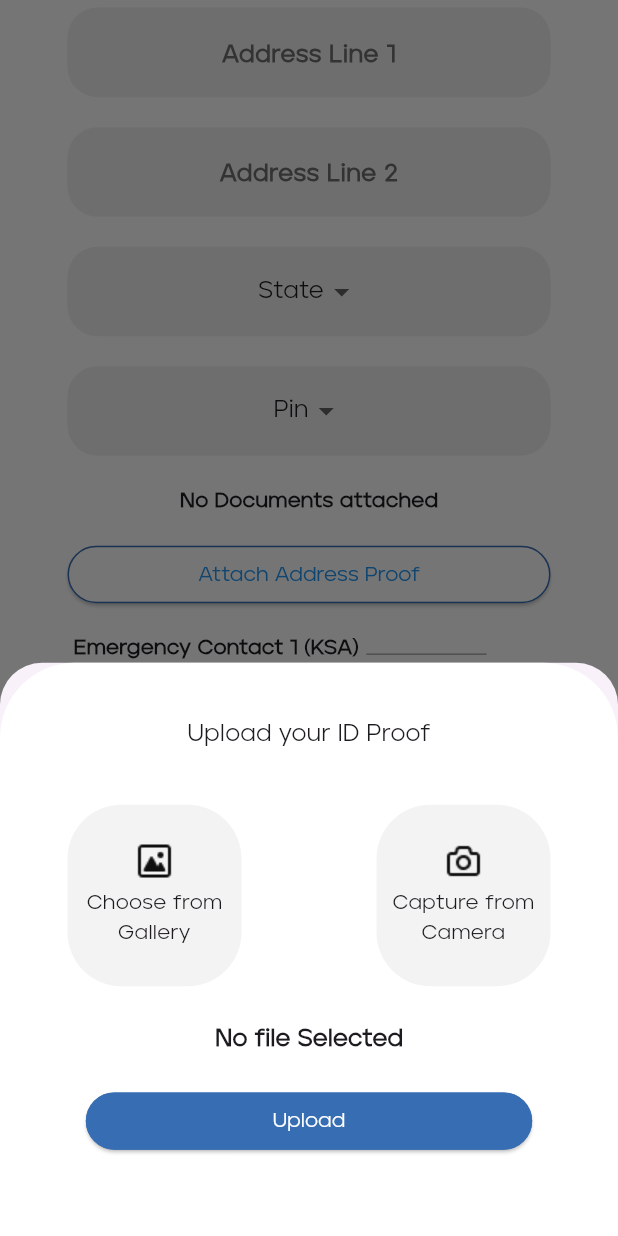
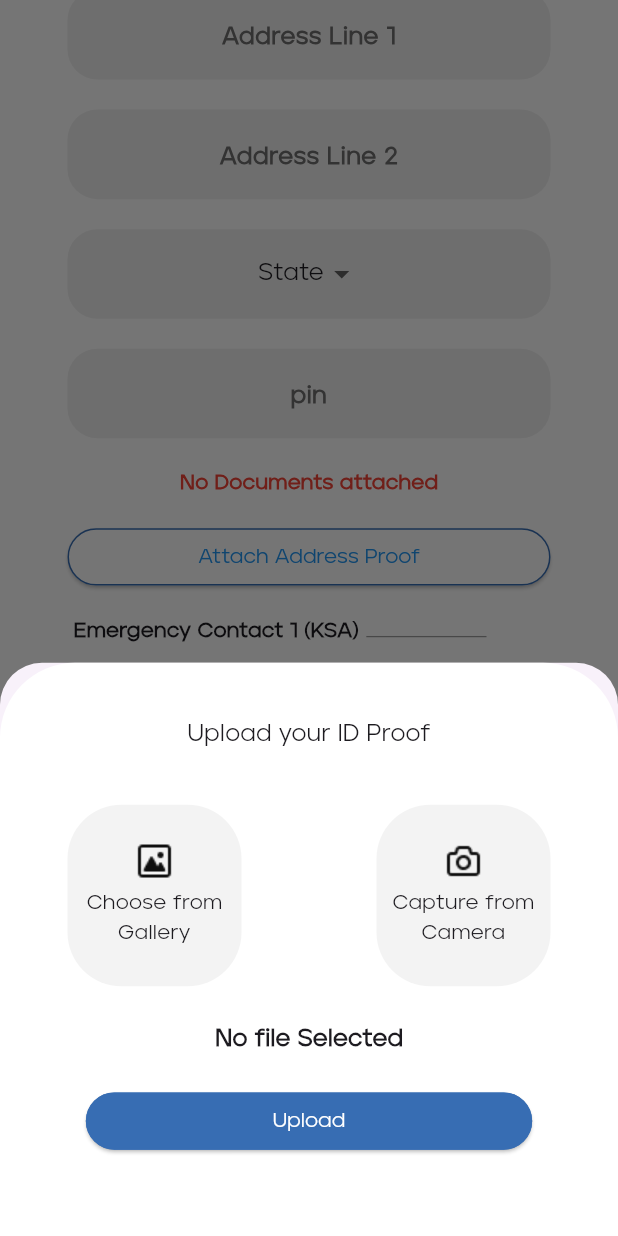
Before and after one commit to coder12e4/rtd_, a Flutter app: the RegisterScreen screen opened by its route, scrolled down 1152 dp, after a tap on "Attach Address Proof", on a phone screen of 412 x 824 dp. Run offline on Flutter 3.47's test engine with Material 2 defaults, Android fonts, the phone set to English and light mode, and no system bars; our stand-ins replace flutter_screenutil, flutter_svg, get, image_picker, shared_preferences; missing offline and left inert: awesome_circular_chart; accounts and stored records are empty; network calls fail.

Commit message:
Registration tody's commit

```diff
--- /dev/null
+++ b/lib/backend/model/bloodgroup_model.dart
@@ -0,0 +1,53 @@
+// To parse this JSON data, do
+//
+//     final getAllStates = getAllStatesFromJson(jsonString);
+
+import 'dart:convert';
+
+GetAllBoodGroup getAllStatesFromJson(String str) => GetAllBoodGroup.fromJson(json.decode(str));
+
+String getAllStatesToJson(GetAllBoodGroup data) => json.encode(data.toJson());
+
+class GetAllBoodGroup {
+    List<BloodGroup> data;
+
+    GetAllBoodGroup({
+        required this.data,
+    });
+
+    factory GetAllBoodGroup.fromJson(Map<String, dynamic> json) => GetAllBoodGroup(
+        data: List<BloodGroup>.from(json["data"].map((x) => BloodGroup.fromJson(x))),
+    );
+
+    Map<String, dynamic> toJson() => {
+        "data": List<dynamic>.from(data.map((x) => x.toJson())),
+    };
+}
+
+class BloodGroup {
+    int id;
+    String groupName;
+    dynamic createdAt;
+    dynamic updatedAt;
+
+    BloodGroup({
+        required this.id,
+        required this.groupName,
+        required this.createdAt,
+        required this.updatedAt,
+    });
+
+    factory BloodGroup.fromJson(Map<String, dynamic> json) => BloodGroup(
+        id: json["id"],
+        groupName: json["group_name"],
+        createdAt: json["created_at"],
+        updatedAt: json["updated_at"],
+    );
+
+    Map<String, dynamic> toJson() => {
+        "id": id,
+        "group_name": groupName,
+        "created_at": createdAt,
+        "updated_at": updatedAt,
+    };
+}
--- a/lib/backend/parser/sighnup_parser.dart
+++ b/lib/backend/parser/sighnup_parser.dart
@@ -12,7 +12,8 @@ class SignUpParser {
       {required this.sharedPreferencesManager, required this.apiService});
 
   Future<Response> uploadImage(
-    XFile data,
+    XFile data1,
+    XFile data2,
     // XFile data2,
     name,
     email,
@@ -32,7 +33,7 @@ class SignUpParser {
   ) async {
     return await apiService.uploadFiles(
       Constants().baseUrl + Constants().register,
-      [MultipartBody('image', data)],
+      [MultipartBody('document_proof_india', data1),MultipartBody('document_proof_ksa', data2)],
       name,
       email,
       password,
@@ -44,18 +45,22 @@ class SignUpParser {
       iaddress2,
       iState,
       iPin,
-    // idoc,
+
       kAddress1,
       kAddress2,
       kState,
       kPin,
-
     );
   }
 
   Future<Response> getStates() async {
     return await apiService
         .getPublic(Constants().baseUrl + Constants().getAllStates);
+  }
+
+  Future<Response> getBloodGroup() async {
+    return await apiService
+        .getPublic(Constants().baseUrl + Constants().getAllBloodGroup );
   }
 
   Future<void> saveToken(key, token) async {
--- a/lib/controller/authentication/auth.dart
+++ b/lib/controller/authentication/auth.dart
@@ -1,12 +1,13 @@
-import 'dart:convert';
 import 'dart:developer';
 
 import 'package:flutter/material.dart';
 import 'package:get/get.dart';
 import 'package:image_picker/image_picker.dart';
 import 'package:rtd_project/backend/api/handler.dart';
+import 'package:rtd_project/backend/model/bloodgroup_model.dart';
 import 'package:rtd_project/backend/model/states_model.dart';
 import 'package:rtd_project/backend/parser/sighnup_parser.dart';
+import 'package:rtd_project/core/color/colors.dart';
 import 'package:rtd_project/util/theme.dart';
 import 'package:rtd_project/util/toast.dart';
 import 'package:rtd_project/view/profile_screen/profile_edit_screen/profile_edit_screen.dart';
@@ -19,11 +20,15 @@ class RegisterController extends GetxController implements GetxService {
   Rx<XFile?> ksaDoc = Rx<XFile?>(null);
   Rx<XFile?> indianDoc = Rx<XFile?>(null);
 
-  // @override
-  // void onInit() {
-  //   getStates();
-  //   super.onInit();
-  // }
+  @override
+  void onInit() {
+    getStates();
+    getAllBloodGroup();
+    statesList = allStates;
+    _dropdownMenuItems = buildDropDownMenuItems(statesList!);
+    // selectedItem != null ? dropdownMenuItems[0].value : null;
+    super.onInit();
+  }
 
   final TextEditingController nameRegController = TextEditingController();
   final TextEditingController emailRegController = TextEditingController();
@@ -79,11 +84,21 @@ class RegisterController extends GetxController implements GetxService {
   final TextEditingController vehMoedelController = TextEditingController();
   final TextEditingController vehTypeController = TextEditingController();
   final TextEditingController vehCompanyController = TextEditingController();
-  XFile? _selectedImage;
+  final TextEditingController pinController1 = TextEditingController();
+  final TextEditingController pinController2 = TextEditingController();
+  // XFile? _selectedImage;
   String? cover;
   final gallery = [];
   List<States> _allStates = <States>[];
   List<States> get allStates => _allStates;
+  List<BloodGroup> _getAllbloodGroup = <BloodGroup>[];
+  List<BloodGroup> get getAllbloodGroup => _getAllbloodGroup;
+  String? statesName;
+  List<States>? statesList;
+  Rx<States?> selectedItem = Rx<States?>(null);
+  List<DropdownMenuItem<States>> _dropdownMenuItems =
+      <DropdownMenuItem<States>>[];
+  List<DropdownMenuItem<States>> get dropdownMenuItems => _dropdownMenuItems;
   Future<XFile?> pickImage(ImageSource source) async {
     return await picker.pickImage(source: source);
   }
@@ -183,15 +198,34 @@ class RegisterController extends GetxController implements GetxService {
   //   }
   // }
 
-  Future<void> onRegister(file1, file2) async {
+  Future<void> onRegister(XFile file1, XFile file2) async {
+    try {
       if (emailRegController.text == '' ||
           emailRegController.text.isEmpty ||
           passwordRegController.text == '' ||
-        passwordRegController.text.isEmpty) {
+          passwordRegController.text.isEmpty ||
+          nameRegController.text == '' ||
+          nameRegController.text.isEmpty ||
+          indianAddressLine1Controller.text == '' ||
+          indianAddressLine1Controller.text.isEmpty ||
+          indianAddressLine2Controller.text == '' ||
+          indianAddressLine2Controller.text.isEmpty ||
+          resAddressLine1Controller.text == '' ||
+          resAddressLine1Controller.text.isEmpty ||
+          resAddressLine2Controller.text == '' ||
+          resAddressLine2Controller.text.isEmpty ||
+          indianMobNumContoller.text == '' ||
+          indianMobNumContoller.text.isEmpty ||
+          ksaMobileNumRegController.text == '' ||
+          ksaMobileNumRegController.text.isEmpty ||
+          pinController1.text == '' ||
+          pinController1.text.isEmpty ||
+          pinController2.text == '' ||
+          pinController2.text.isEmpty) {
         showToast('All fields are required'.tr);
         return;
       }
-    if (!GetUtils.isEmail(passwordRegController.text)) {
+      if (!GetUtils.isEmail(emailRegController.text)) {
         showToast('Email is not valid'.tr);
         return;
       }
@@ -224,43 +258,36 @@ class RegisterController extends GetxController implements GetxService {
 
       var response = await parser.uploadImage(
         file1,
-      nameRegController,
-      emailRegController,
-      passwordRegController,
-      confirmpasswordRegController,
-      indianMobNumContoller,
-      ksaMobileNumRegController,
-      1,
-      indianAddressLine1Controller,
-      indianAddressLine2Controller,
-      1,
-      '467736',
-      resAddressLine1Controller,
-      resAddressLine2Controller,
-      2,
-      '85964',
+        file2,
+        nameRegController.text,
+        emailRegController.text,
+        passwordRegController.text,
+        confirmpasswordRegController.text,
+        indianMobNumContoller.text,
+        ksaMobileNumRegController.text,
+        '1',
+        indianAddressLine1Controller.text,
+        indianAddressLine2Controller.text,
+        '1',
+        pinController1.text,
+        resAddressLine1Controller.text,
+        resAddressLine2Controller.text,
+        '2',
+        pinController2.text,
       );
+
       Get.back();
 
+      log('got response');
+      log('Status Code ${response.statusCode}');
       if (response.statusCode == 200) {
+        log(response.statusCode.toString());
         Map<String, dynamic> myMap = Map<String, dynamic>.from(response.body);
         debugPrint(myMap['user_details']['id'].toString());
 
         if (myMap['user_details'] != '' && myMap['access_token'] != '') {
           debugPrint(myMap['user']['id'].toString());
           parser.saveToken('access_token', myMap['token']);
-        // parser.saveInfo(
-        //   myMap['user_details']['id'].toString(),
-        //   myMap['user_details']['name'].toString(),
-        //   myMap['user_details']['email'].toString(),
-
-        // );
-        // var updateParam = {
-        //   "id": myMap['user']['id'].toString(),
-        //   'fcm_token': parser.getFcmToken(),
-        // };
-        // await parser.updateProfile(updateParam, myMap['token']);
-        // onNavigate();
         } else {
           showToast('Access denied'.tr);
         }
@@ -286,30 +313,48 @@ class RegisterController extends GetxController implements GetxService {
           update();
         }
       }
+    } catch (e) {
+      // Handle any exceptions that occur during the execution of the function.
+      log('An error occurred: $e');
+      // You can display an error message to the user or take any necessary actions.
+    }
   }
 
   void getStates() async {
     var response = await parser.getStates();
     if (response.statusCode == 200) {
-      // final decodedData = jsonDecode(response.body);
       Map<String, dynamic> myMap = Map<String, dynamic>.from(response.body);
-      // log(decodedData.toString());
+
       var allStates = myMap['data'];
 
       _allStates = [];
-      // _salonCateList = [];
+
       allStates.forEach((data) {
         States individual = States.fromJson(data);
 
         _allStates.add(individual);
       });
-      // final data = GetAllStates.fromJson(decodedData);
-      // List<States> extractedList = data.data;
-      // for (States state in extractedList) {
-      //   States oneStates = state;
-      //   allStates.add(oneStates);
     }
     log(_allStates.toString());
+    update();
+  }
+
+  void getAllBloodGroup() async {
+    var response = await parser.getBloodGroup();
+    if (response.statusCode == 200) {
+      Map<String, dynamic> myMap = Map<String, dynamic>.from(response.body);
+
+      var allbloodGroup = myMap['data'];
+
+      _getAllbloodGroup = [];
+
+      allbloodGroup.forEach((data) {
+        BloodGroup individual = BloodGroup.fromJson(data);
+
+        _getAllbloodGroup.add(individual);
+      });
+    }
+    log(_getAllbloodGroup.toString());
     update();
   }
 
@@ -317,4 +362,25 @@ class RegisterController extends GetxController implements GetxService {
     var context = Get.context as BuildContext;
     Navigator.of(context).pop(true);
   }
+
+  List<DropdownMenuItem<States>> buildDropDownMenuItems(List listItems) {
+    List<DropdownMenuItem<States>> items = [];
+    for (States listItem in listItems) {
+      items.add(
+        DropdownMenuItem(
+          value: listItem,
+          child: Text(
+            listItem.stateName,
+            style: const TextStyle(
+                color: textFormBase,
+                fontSize: 16,
+                letterSpacing: .1,
+                fontWeight: FontWeight.w500),
+          ),
+        ),
+      );
     }
+
+    return items;
+  }
+}
--- a/lib/controller/authentication/login_contoller.dart
+++ b/lib/controller/authentication/login_contoller.dart
@@ -1,11 +1,8 @@
 import 'package:flutter/material.dart';
 import 'package:get/get.dart';
-import 'package:rtd_project/backend/api/handler.dart';
 import 'package:rtd_project/backend/parser/login_parser.dart';
-import 'package:rtd_project/controller/authentication/auth.dart';
 import 'package:rtd_project/helper/router.dart';
-import 'package:rtd_project/util/theme.dart';
-import 'package:rtd_project/util/toast.dart';
+
 
 class LoginController extends GetxController implements GetxService {
   final LoginParser parser;
--- a/lib/core/constraints/api_urls.dart
+++ b/lib/core/constraints/api_urls.dart
@@ -3,4 +3,5 @@ class Constants {
   final String register = 'api/register';
   final String login = 'api/user/login';
   final String getAllStates = 'api/get_states';
+  final String getAllBloodGroup = 'api/get_blood_groups';
 }
--- a/lib/view/register_screen/register_screen.dart
+++ b/lib/view/register_screen/register_screen.dart
@@ -5,6 +5,7 @@ import 'package:flutter/material.dart';
 import 'package:flutter_screenutil/flutter_screenutil.dart';
 import 'package:get/get.dart';
 import 'package:image_picker/image_picker.dart';
+import 'package:rtd_project/backend/model/states_model.dart';
 import 'package:rtd_project/controller/authentication/auth.dart';
 import 'package:rtd_project/core/color/colors.dart';
 import 'package:rtd_project/core/common_widget/commen_botten.dart';
@@ -24,18 +25,24 @@ class RegisterScreen extends StatefulWidget {
 class _RegisterScreenState extends State<RegisterScreen> {
   XFile? _selectedImage;
   XFile? _selectedImage1;
+  bool image1 = false;
+  bool image2 = false;
 
   void _updateSelectedImage(XFile? newImage) {
     setState(() {
       _selectedImage = newImage;
+      image1 = true;
     });
   }
 
   void _updateSelectedImage1(XFile? newImage) {
     setState(() {
       _selectedImage1 = newImage;
+      image2 = true;
     });
   }
+
+  final RegisterController auth = Get.find();
 
   @override
   Widget build(BuildContext context) {
@@ -55,19 +62,12 @@ class _RegisterScreenState extends State<RegisterScreen> {
     );
   }
 
-  Container textFieldContainer(BuildContext context, value) {
-    // final Athentication imagePickerService = Get.find();
+  Container textFieldContainer(BuildContext context, RegisterController value) {
+    final RegisterController imagePickerService = Get.find();
 
-    List<String> _bloodGroups = [
-      'A+',
-      'A-',
-      'B+',
-      'B-',
-      'AB+',
-      'AB-',
-      'O+',
-      'O-',
-    ];
+    List<String> allstates = [];
+
+    List<String> allBloodGroup = [];
 
     return Container(
         height: 3890.h,
@@ -99,8 +99,32 @@ class _RegisterScreenState extends State<RegisterScreen> {
             TextFormFieldWidget(
                 controller: value.nameRegController, hitText: 'DOB'),
             textFieldHeight,
-            DropedownWidget(
-                hintText: 'Blood Group', dropDownlist: _bloodGroups),
+            DropdownButtonHideUnderline(
+              child: DropdownButton<States>(
+                  isExpanded: true,
+                  hint: const Text(
+                    "Select States",
+                    style: TextStyle(
+                        color: textFormBase,
+                        fontSize: 16,
+                        letterSpacing: .1,
+                        fontWeight: FontWeight.w500),
+                  ),
+                  icon: const Icon(Icons.keyboard_arrow_down_outlined),
+                  value: auth.selectedItem.value,
+                  items: value.dropdownMenuItems,
+                  onChanged: (value) {
+                    setState(() {
+                      auth.selectedItem.value = value;
+
+                      auth.statesName = auth.selectedItem.value!.stateName;
+
+                      //   newStateList.clear();
+                      //  newStateList=[];
+                      //_dropdownMenuItemsStates.clear();
+                    });
+                  }),
+            ),
             textFieldHeight,
             TextFormFieldWidget(
                 controller: value.mobileNumRegController,
@@ -126,16 +150,19 @@ class _RegisterScreenState extends State<RegisterScreen> {
                 controller: value.resAddressLine2Controller,
                 hitText: 'Address Line 2'),
             textFieldHeight,
-            DropedownWidget(hintText: 'State', dropDownlist: []),
+            DropedownWidget(hintText: 'State', dropDownlist: allstates),
 
             textFieldHeight,
-            const DropedownWidget(hintText: 'Pin', dropDownlist: []),
+            TextFormFieldWidget(
+                controller: value.pinController1, hitText: 'pin'),
 
             textFieldHeight,
-            const Center(
+            Center(
               child: Text(
-                'No Documents attached',
-                style: TextStyle(fontWeight: FontWeight.bold),
+                !image1 ? 'No Documents attached' : 'Document is selected',
+                style: TextStyle(
+                    fontWeight: FontWeight.bold,
+                    color: !image1 ? Colors.red : Colors.green),
               ),
             ),
             textFieldHeight,
@@ -147,40 +174,6 @@ class _RegisterScreenState extends State<RegisterScreen> {
                       onImageSelected: _updateSelectedImage,
                     ),
                   );
-
-                  // showCupertinoModalPopup<void>(
-                  //   context: context,
-                  //   builder: (BuildContext context) => CupertinoActionSheet(
-                  //     title: Text('Choose From'.tr),
-                  //     actions: <CupertinoActionSheetAction>[
-                  //       CupertinoActionSheetAction(
-                  //         isDefaultAction: true,
-                  //         onPressed: () {
-                  //           Navigator.pop(context);
-                  //           value.selectFromGallery('camera');
-                  //         },
-                  //         child: Text('Camera'.tr),
-                  //       ),
-                  //       CupertinoActionSheetAction(
-                  //         onPressed: () {
-                  //           Navigator.pop(context);
-                  //           value.selectFromGallery('gallery');
-                  //         },
-                  //         child: Text('Gallery'.tr),
-                  //       ),
-                  //       CupertinoActionSheetAction(
-                  //         isDestructiveAction: true,
-                  //         onPressed: () {
-                  //           Navigator.pop(context);
-                  //         },
-                  //         child: Text('Cancel'.tr),
-                  //       )
-                  //     ],
-                  //   ),
-                  // );
-                  // final imagewidget = Imagepiker();
-                  // imagePickerService.ksaDoc.value =
-                  //     imagewidget.pickImage(ImageSource.gallery);
                 },
                 buttonBackgroundColor: whiteColor,
                 buttonForegroundColor: Colors.blue,
@@ -211,7 +204,7 @@ class _RegisterScreenState extends State<RegisterScreen> {
             const DropedownWidget(hintText: 'Relationship', dropDownlist: []),
             textFieldHeight,
             TextFormFieldWidget(
-                controller: value.emIndiaName2Controller,
+                controller: value.emMObilenum2Controller,
                 hitText: 'Mobile Number'),
             //////////////////////////End of Fourth Section?///////////////////////////////////////////////////////////
             textFieldHeight,
@@ -225,16 +218,20 @@ class _RegisterScreenState extends State<RegisterScreen> {
                 controller: value.indianAddressLine2Controller,
                 hitText: 'Address Line 2'),
             textFieldHeight,
-            const DropedownWidget(hintText: 'State', dropDownlist: []),
+            DropedownWidget(hintText: 'State', dropDownlist: allstates),
 
             textFieldHeight,
-            const DropedownWidget(hintText: 'Pin', dropDownlist: []),
+            TextFormFieldWidget(
+                controller: value.pinController2, hitText: 'pin'),
+            textFieldHeight,
 
             textFieldHeight,
-            const Center(
+            Center(
               child: Text(
-                'No Documents attached',
-                style: TextStyle(fontWeight: FontWeight.bold),
+                !image2 ? 'No Documents attached' : 'Document is selected',
+                style: TextStyle(
+                    fontWeight: FontWeight.bold,
+                    color: !image2 ? Colors.red : Colors.green),
               ),
             ),
             textFieldHeight,
@@ -373,11 +370,11 @@ class _RegisterScreenState extends State<RegisterScreen> {
                 buttonText: 'Submit',
                 borderAvalable: false,
                 press: () {
-                  log("first image ${_selectedImage.toString()}");
-                  log("Second image ${_selectedImage1.toString()}");
-                  value.onRegister(_selectedImage, _selectedImage1);
+                  log("first image ${_selectedImage!.path.toString()}");
+                  log("Second image ${_selectedImage1!.path.toString()}");
+                  value.onRegister(_selectedImage!, _selectedImage1!);
                   Navigator.of(context).pushReplacement(MaterialPageRoute(
-                    builder: (context) => NavigationBarpage(),
+                    builder: (context) => const NavigationBarpage(),
                   ));
                 }),
             textFieldHeight,
```
Also changed, not shown: lib/backend/api/api.dart (+15 -8 lines), lib/core/common_widget/dropdown_widget.dart (+0 -10 lines). Lines whose indentation alone changed are shown as unchanged.
